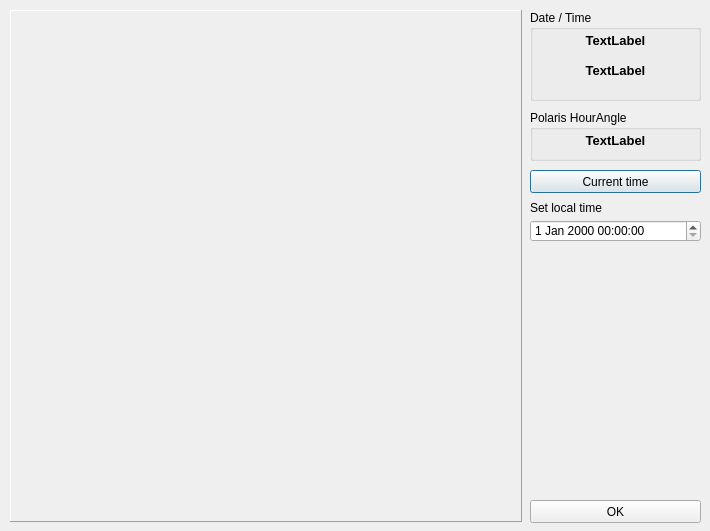
The window that cpolarishourangle.ui (PavelMr/skytechx) describes before a commit, drawn with Qt 5.
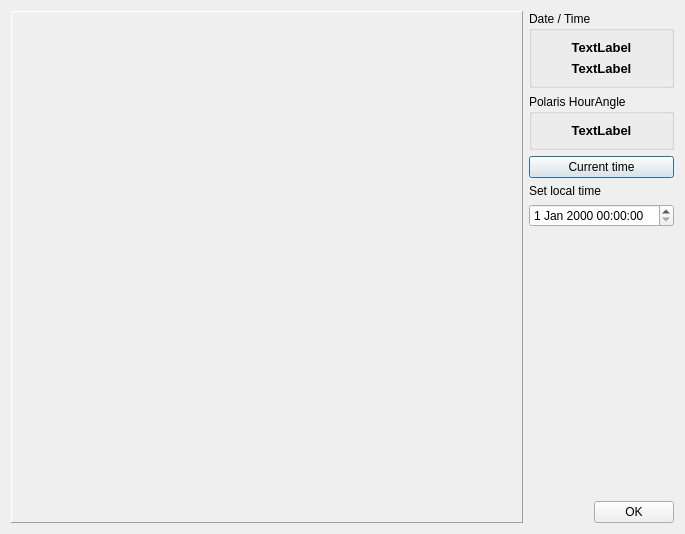
The same window after the commit.

Patch:
```diff
--- a/cpolarishourangle.ui
+++ b/cpolarishourangle.ui
@@ -6,21 +6,29 @@
    <rect>
     <x>0</x>
     <y>0</y>
-    <width>710</width>
-    <height>531</height>
+    <width>683</width>
+    <height>532</height>
    </rect>
   </property>
   <property name="windowTitle">
    <string>Polaris Hour Angle</string>
   </property>
+  <layout class="QVBoxLayout" name="verticalLayout_2">
+   <item>
+    <layout class="QHBoxLayout" name="horizontalLayout">
+     <item>
   <widget class="QFrame" name="frame">
-   <property name="geometry">
-    <rect>
-     <x>10</x>
-     <y>10</y>
+       <property name="sizePolicy">
+        <sizepolicy hsizetype="Fixed" vsizetype="Fixed">
+         <horstretch>0</horstretch>
+         <verstretch>0</verstretch>
+        </sizepolicy>
+       </property>
+       <property name="minimumSize">
+        <size>
      <width>512</width>
      <height>512</height>
-    </rect>
+        </size>
    </property>
    <property name="frameShape">
     <enum>QFrame::Panel</enum>
@@ -29,50 +37,36 @@
     <enum>QFrame::Raised</enum>
    </property>
   </widget>
+     </item>
+     <item>
+      <layout class="QVBoxLayout" name="verticalLayout">
+       <item>
   <widget class="QGroupBox" name="groupBox">
-   <property name="geometry">
-    <rect>
-     <x>530</x>
-     <y>10</y>
-     <width>171</width>
-     <height>91</height>
-    </rect>
-   </property>
    <property name="title">
     <string>Date / Time</string>
    </property>
-   <widget class="QLabel" name="labelTime">
-    <property name="geometry">
-     <rect>
-      <x>10</x>
-      <y>50</y>
-      <width>151</width>
-      <height>21</height>
-     </rect>
-    </property>
-    <property name="font">
-     <font>
-      <pointsize>10</pointsize>
-      <weight>75</weight>
-      <bold>true</bold>
-     </font>
-    </property>
-    <property name="text">
-     <string>TextLabel</string>
-    </property>
-    <property name="alignment">
-     <set>Qt::AlignCenter</set>
-    </property>
-   </widget>
+         <layout class="QVBoxLayout" name="verticalLayout_4">
+          <item>
+           <layout class="QVBoxLayout" name="verticalLayout_3">
+            <item>
    <widget class="QLabel" name="labelDate">
-    <property name="geometry">
-     <rect>
-      <x>10</x>
-      <y>20</y>
-      <width>151</width>
-      <height>21</height>
-     </rect>
-    </property>
+              <property name="font">
+               <font>
+                <pointsize>10</pointsize>
+                <weight>75</weight>
+                <bold>true</bold>
+               </font>
+              </property>
+              <property name="text">
+               <string>TextLabel</string>
+              </property>
+              <property name="alignment">
+               <set>Qt::AlignCenter</set>
+              </property>
+             </widget>
+            </item>
+            <item>
+             <widget class="QLabel" name="labelTime">
     <property name="font">
      <font>
       <pointsize>10</pointsize>
@@ -87,28 +81,22 @@
      <set>Qt::AlignCenter</set>
     </property>
    </widget>
-  </widget>
+            </item>
+           </layout>
+          </item>
+         </layout>
+        </widget>
+       </item>
+       <item>
   <widget class="QGroupBox" name="groupBox_2">
-   <property name="geometry">
-    <rect>
-     <x>530</x>
-     <y>110</y>
-     <width>171</width>
-     <height>51</height>
-    </rect>
-   </property>
    <property name="title">
     <string>Polaris HourAngle</string>
    </property>
+         <layout class="QVBoxLayout" name="verticalLayout_6">
+          <item>
+           <layout class="QVBoxLayout" name="verticalLayout_5">
+            <item>
    <widget class="QLabel" name="labelPolarisHA">
-    <property name="geometry">
-     <rect>
-      <x>10</x>
-      <y>20</y>
-      <width>151</width>
-      <height>21</height>
-     </rect>
-    </property>
     <property name="font">
      <font>
       <pointsize>10</pointsize>
@@ -123,42 +111,28 @@
      <set>Qt::AlignCenter</set>
     </property>
    </widget>
-  </widget>
+            </item>
+           </layout>
+          </item>
+         </layout>
+        </widget>
+       </item>
+       <item>
   <widget class="QPushButton" name="pushButton">
-   <property name="geometry">
-    <rect>
-     <x>530</x>
-     <y>170</y>
-     <width>171</width>
-     <height>23</height>
-    </rect>
-   </property>
    <property name="text">
     <string>Current time</string>
    </property>
   </widget>
-  <widget class="QPushButton" name="pushButton_2">
-   <property name="geometry">
-    <rect>
-     <x>530</x>
-     <y>500</y>
-     <width>171</width>
-     <height>23</height>
-    </rect>
-   </property>
+       </item>
+       <item>
+        <widget class="QLabel" name="label">
    <property name="text">
-    <string>OK</string>
-   </property>
-  </widget>
+          <string>Set local time</string>
+         </property>
+        </widget>
+       </item>
+       <item>
   <widget class="QDateTimeEdit" name="dateTimeEdit">
-   <property name="geometry">
-    <rect>
-     <x>530</x>
-     <y>220</y>
-     <width>171</width>
-     <height>22</height>
-    </rect>
-   </property>
    <property name="currentSection">
     <enum>QDateTimeEdit::DaySection</enum>
    </property>
@@ -166,19 +140,49 @@
     <bool>false</bool>
    </property>
   </widget>
-  <widget class="QLabel" name="label">
-   <property name="geometry">
-    <rect>
-     <x>530</x>
-     <y>200</y>
-     <width>171</width>
-     <height>16</height>
-    </rect>
-   </property>
+       </item>
+       <item>
+        <spacer name="verticalSpacer">
+         <property name="orientation">
+          <enum>Qt::Vertical</enum>
+         </property>
+         <property name="sizeHint" stdset="0">
+          <size>
+           <width>20</width>
+           <height>40</height>
+          </size>
+         </property>
+        </spacer>
+       </item>
+       <item>
+        <layout class="QHBoxLayout" name="horizontalLayout_2">
+         <item>
+          <spacer name="horizontalSpacer">
+           <property name="orientation">
+            <enum>Qt::Horizontal</enum>
+           </property>
+           <property name="sizeHint" stdset="0">
+            <size>
+             <width>40</width>
+             <height>20</height>
+            </size>
+           </property>
+          </spacer>
+         </item>
+         <item>
+          <widget class="QPushButton" name="pushButton_2">
    <property name="text">
-    <string>Set local time</string>
-   </property>
-  </widget>
+            <string>OK</string>
+           </property>
+          </widget>
+         </item>
+        </layout>
+       </item>
+      </layout>
+     </item>
+    </layout>
+   </item>
+  </layout>
  </widget>
  <resources/>
  <connections/>
```
Lines whose indentation alone changed are shown as unchanged.
